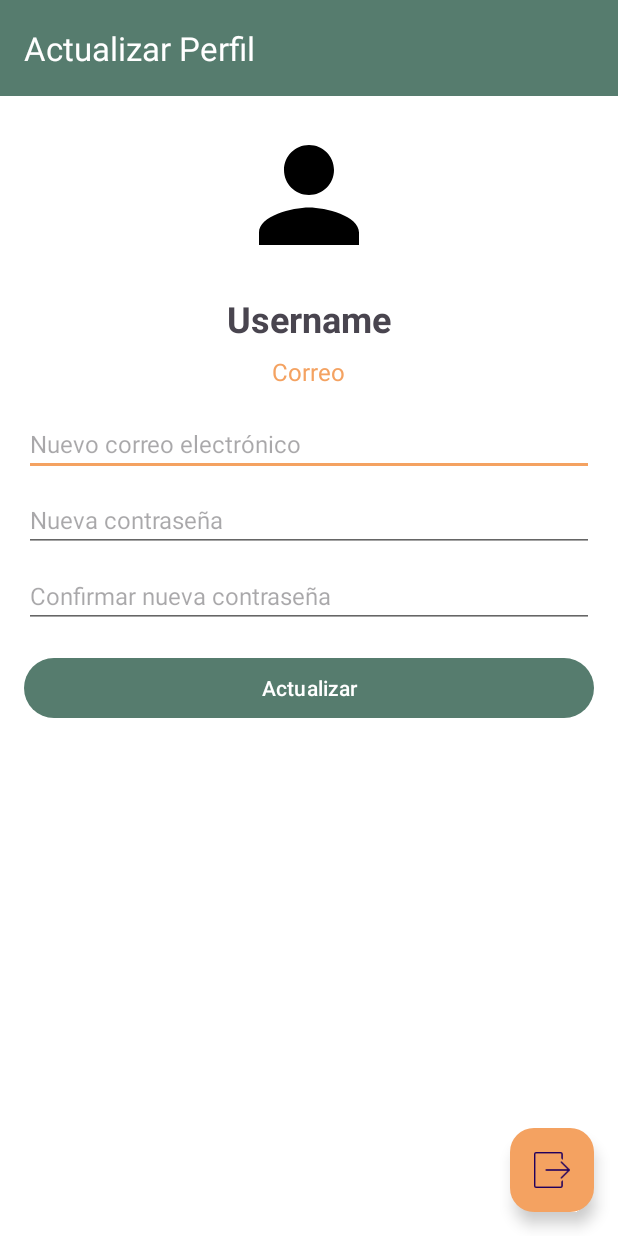
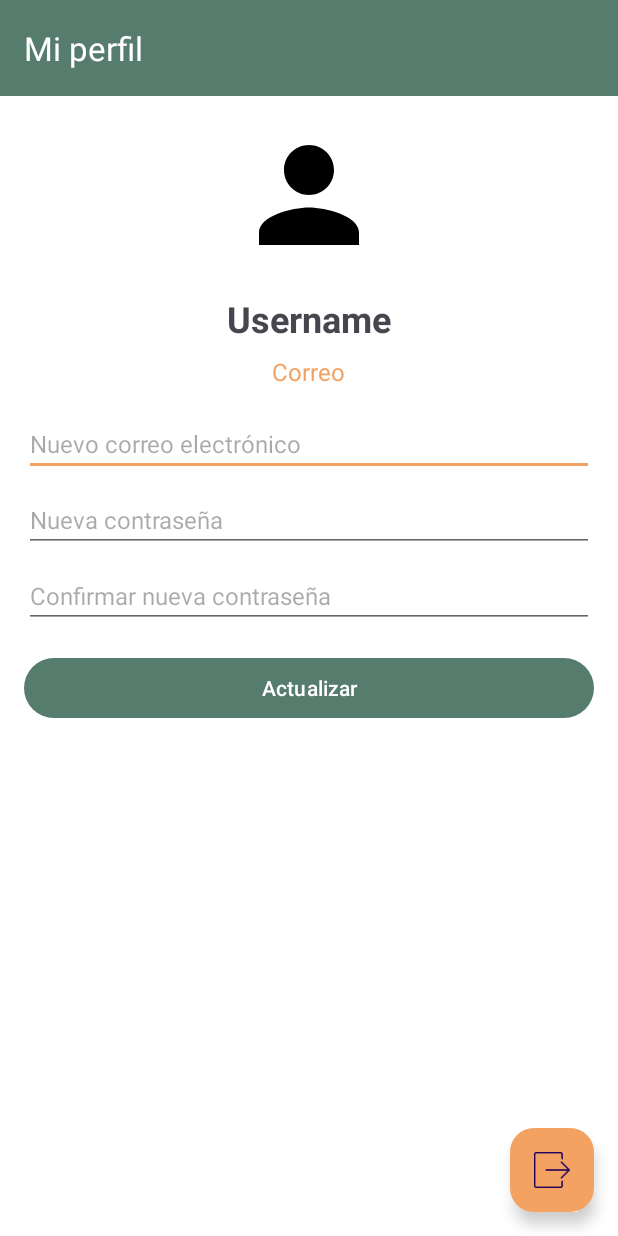
Before and after one commit to ValhMoz/velion-android, an Android app: the layout fragment_configuracion.xml on its own in the app's theme, with its tools: preview values and no code run, on a phone screen of 412 x 824 dp. Run offline under Robolectric (Android 15) with nearby library versions, the phone set to English and light mode, and no system bars.

```diff
--- a/app/src/main/res/layout/fragment_configuracion.xml
+++ b/app/src/main/res/layout/fragment_configuracion.xml
@@ -14,7 +14,7 @@
         android:background="?attr/colorPrimary"
         android:minHeight="?attr/actionBarSize"
         android:theme="?attr/actionBarTheme"
-        app:title="Actualizar Perfil"
+        app:title="Mi perfil"
         app:titleTextColor="@android:color/white" />
 
     <androidx.coordinatorlayout.widget.CoordinatorLayout
@@ -28,6 +28,7 @@
             android:padding="16dp">
 
             <LinearLayout
+                android:id="@+id/bodylayout"
                 android:layout_width="match_parent"
                 android:layout_height="wrap_content"
                 android:orientation="vertical"
```
Also changed, not shown: app/src/main/java/com/sfr/clinic_app/configuracion/view/ConfigFragmentImpl.java (+13 -0 lines).
